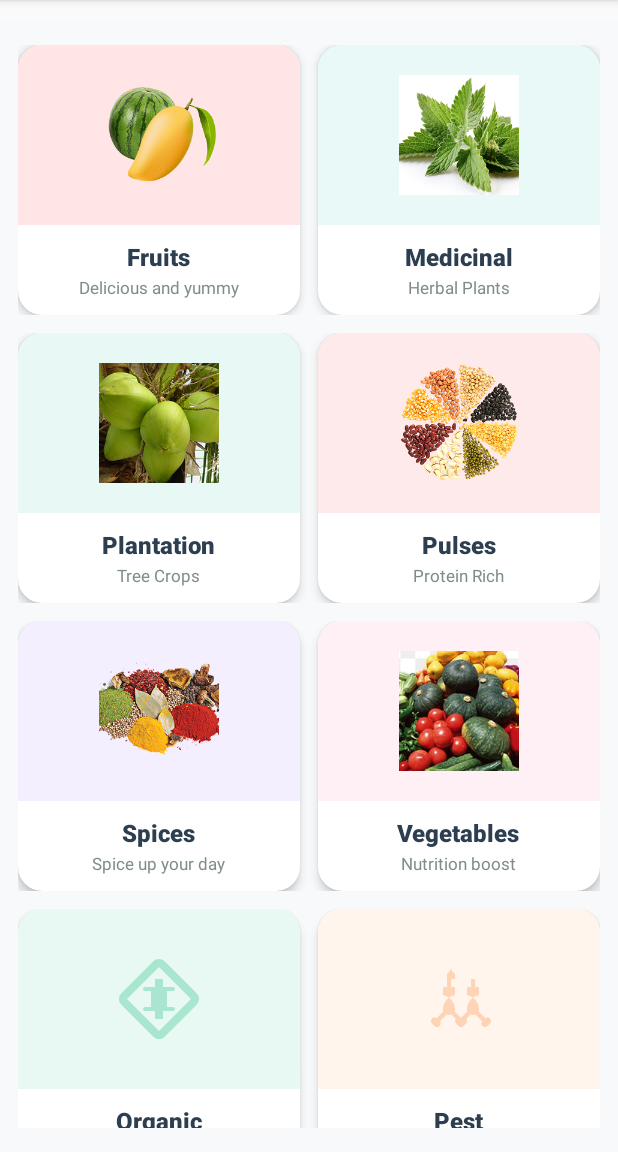
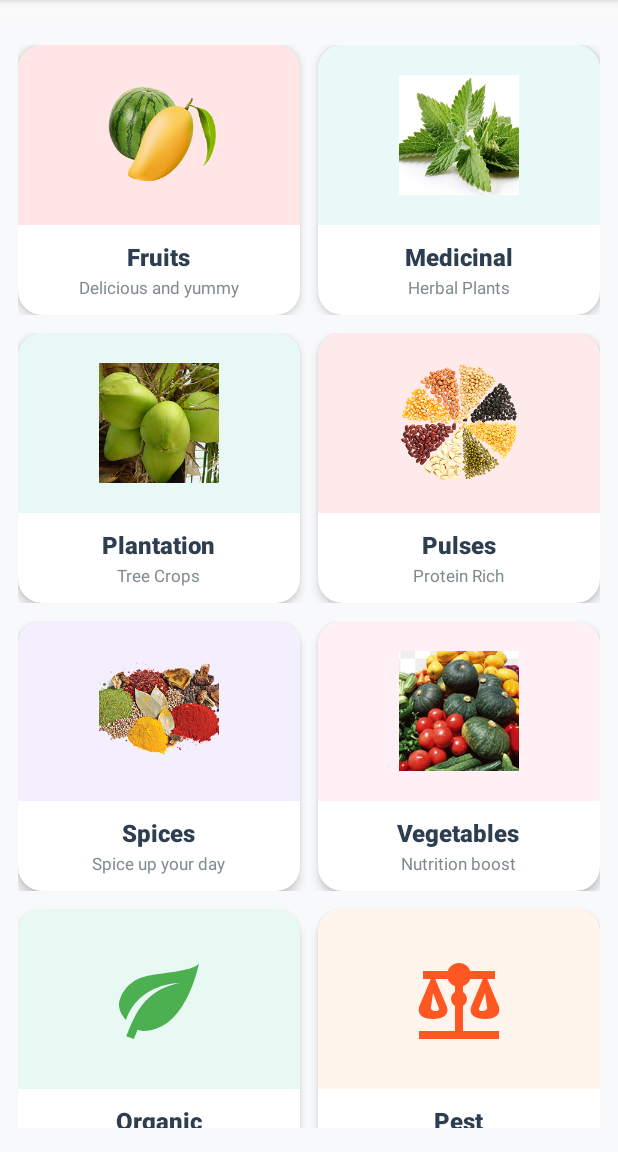
Before and after one commit to ermandac/CropManagementApp, an Android app: the screen it shows after launch (Activity_Home), on a phone screen of 412 x 824 dp, the part 84-1236 px from its top. Run offline under Robolectric (Android 15) with nearby library versions, the phone set to English and light mode, and no system bars; our stand-ins replace Volley; network calls fail.

Commit message:
fix: Remove tint attributes and add colored icons to fix black screen

```diff
--- a/app/src/main/res/drawable/ic_organic.xml
+++ b/app/src/main/res/drawable/ic_organic.xml
@@ -1,13 +1,10 @@
 <?xml version="1.0" encoding="utf-8"?>
 <vector xmlns:android="http://schemas.android.com/apk/res/android"
-    android:width="24dp"
-    android:height="24dp"
+    android:width="64dp"
+    android:height="64dp"
     android:viewportWidth="24"
     android:viewportHeight="24">
     <path
-        android:fillColor="#FFFFFF"
-        android:pathData="M12,2C11.5,2 11,2.19 10.59,2.59L2.59,10.59C1.8,11.37 1.8,12.63 2.59,13.41L10.59,21.41C11.37,22.2 12.63,22.2 13.41,21.41L21.41,13.41C22.2,12.63 22.2,11.37 21.41,10.59L13.41,2.59C13,2.19 12.5,2 12,2M12,4L20,12L12,20L4,12L12,4M11,7V13H13V7H11M11,15V17H13V15H11Z"/>
-    <path
-        android:fillColor="#FFFFFF"
-        android:pathData="M8.5,9C8.22,9 8,9.22 8,9.5C8,9.78 8.22,10 8.5,10H10V14H8.5C8.22,14 8,14.22 8,14.5C8,14.78 8.22,15 8.5,15H15.5C15.78,15 16,14.78 16,14.5C16,14.22 15.78,14 15.5,14H14V10H15.5C15.78,10 16,9.78 16,9.5C16,9.22 15.78,9 15.5,9H8.5Z"/>
+        android:fillColor="#4CAF50"
+        android:pathData="M17,8C8,10 5.9,16.17 3.82,21.34L5.71,22L6.66,19.7C7.14,19.87 7.64,20 8,20C19,20 22,3 22,3C21,5 14,5.25 9,6.25C4,7.25 2,11.5 2,13.5C2,15.5 3.75,17.25 3.75,17.25C7,8 17,8 17,8Z"/>
 </vector>
--- a/app/src/main/res/drawable/ic_pest.xml
+++ b/app/src/main/res/drawable/ic_pest.xml
@@ -1,10 +1,10 @@
 <?xml version="1.0" encoding="utf-8"?>
 <vector xmlns:android="http://schemas.android.com/apk/res/android"
-    android:width="24dp"
-    android:height="24dp"
+    android:width="64dp"
+    android:height="64dp"
     android:viewportWidth="24"
     android:viewportHeight="24">
     <path
-        android:fillColor="#FFFFFF"
-        android:pathData="M12,2C10.9,2 10,2.9 10,4C10,4.7 10.4,5.4 11,5.7V7H9V9H11V11C9.3,11.3 8,12.8 8,14.5C8,14.7 8,14.9 8.1,15.1L6.4,16.8C6.1,16.5 5.6,16.5 5.3,16.8C4.9,17.2 4.9,17.8 5.3,18.2L5.8,18.7C6.2,19.1 6.8,19.1 7.2,18.7C7.5,18.4 7.5,17.9 7.2,17.6L8.9,15.9C9.1,16 9.3,16 9.5,16C9.7,16 9.9,16 10.1,15.9L11.8,17.6C11.5,17.9 11.5,18.4 11.8,18.7C12.2,19.1 12.8,19.1 13.2,18.7L13.7,18.2C14.1,17.8 14.1,17.2 13.7,16.8C13.4,16.5 12.9,16.5 12.6,16.8L10.9,15.1C11,14.9 11,14.7 11,14.5C11,12.8 9.7,11.3 8,11V9H10V7H9V5.7C9.6,5.4 10,4.7 10,4C10,2.9 10.9,2 12,2M15,7V9H17V11C15.3,11.3 14,12.8 14,14.5C14,14.7 14,14.9 14.1,15.1L12.4,16.8C12.1,16.5 11.6,16.5 11.3,16.8C10.9,17.2 10.9,17.8 11.3,18.2L11.8,18.7C12.2,19.1 12.8,19.1 13.2,18.7C13.5,18.4 13.5,17.9 13.2,17.6L14.9,15.9C15.1,16 15.3,16 15.5,16C15.7,16 15.9,16 16.1,15.9L17.8,17.6C17.5,17.9 17.5,18.4 17.8,18.7C18.2,19.1 18.8,19.1 19.2,18.7L19.7,18.2C20.1,17.8 20.1,17.2 19.7,16.8C19.4,16.5 18.9,16.5 18.6,16.8L16.9,15.1C17,14.9 17,14.7 17,14.5C17,12.8 15.7,11.3 14,11V9H16V7H15Z"/>
+        android:fillColor="#FF5722"
+        android:pathData="M14,12C14,10.89 13.1,10 12,10C10.89,10 10,10.89 10,12A2,2 0 0,0 12,14A2,2 0 0,0 14,12M12,3C10.73,3 9.6,3.8 9.18,5H3V7H4.95L2,14C1.53,16 3,17 5.5,17C8,17 9.56,16 9,14L6.05,7H9.17C9.5,7.85 10.15,8.5 11,8.83V20H2V22H22V20H13V8.82C13.85,8.5 14.5,7.85 14.82,7H17.95L15,14C14.44,16 16,17 18.5,17C21,17 22.47,16 22,14L19.05,7H21V5H14.83C14.4,3.8 13.27,3 12,3M5.5,10.5L7,14.39C7.08,14.63 6.81,15 6.5,15C5.28,15 4.77,14.5 5,13.97L5.5,10.5M18.5,10.5L19,13.97C19.23,14.5 18.72,15 17.5,15C17.19,15 16.92,14.63 17,14.39L18.5,10.5Z"/>
 </vector>
--- a/app/src/main/res/layout/dashboard.xml
+++ b/app/src/main/res/layout/dashboard.xml
@@ -440,8 +440,7 @@
                                 android:layout_width="64dp"
                                 android:layout_height="64dp"
                                 android:src="@drawable/ic_organic"
-                                android:tint="@color/modern_organic"
-                                android:scaleType="centerCrop"/>
+                                android:scaleType="centerInside"/>
                         </LinearLayout>
 
                         <LinearLayout
@@ -500,8 +499,7 @@
                                 android:layout_width="64dp"
                                 android:layout_height="64dp"
                                 android:src="@drawable/ic_pest"
-                                android:tint="@color/modern_pest"
-                                android:scaleType="centerCrop"/>
+                                android:scaleType="centerInside"/>
                         </LinearLayout>
 
                         <LinearLayout
```
Also changed, not shown: 1 other file.
